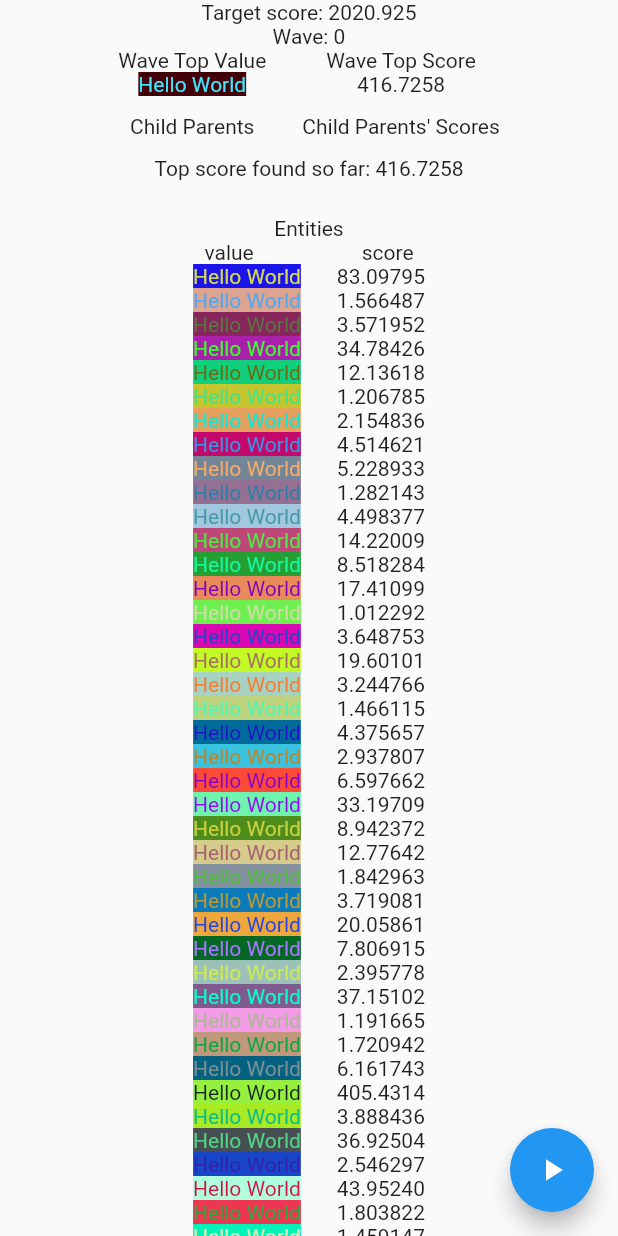
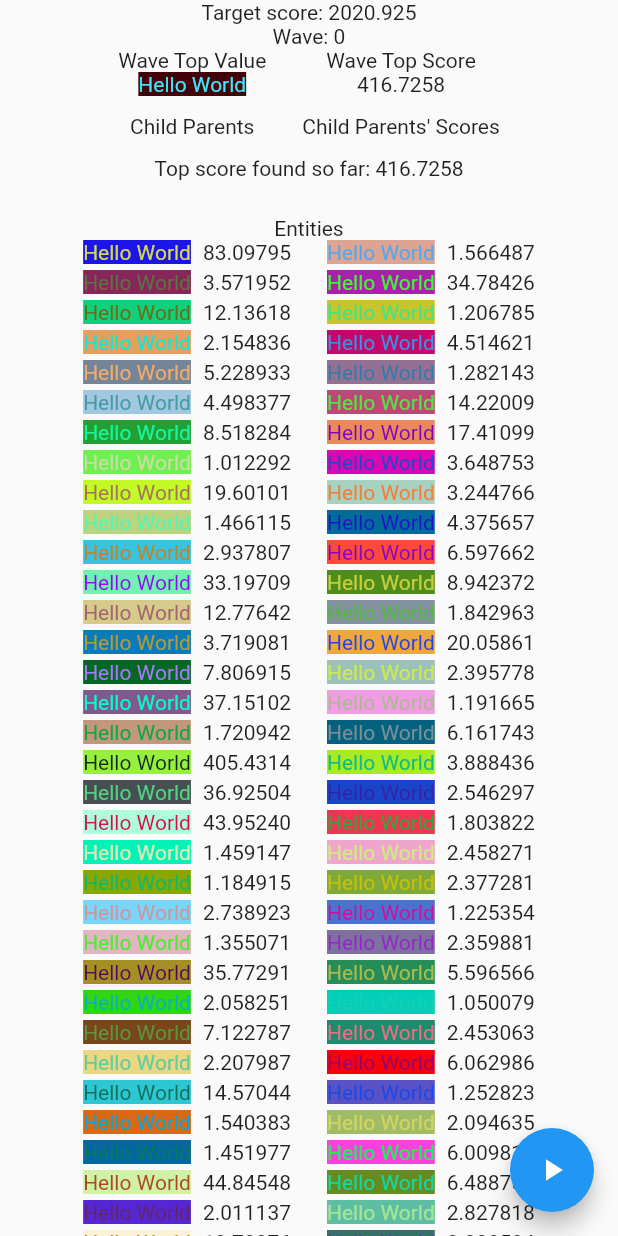
Before and after one commit to dancout/evolutionary_algorithm, a Flutter app: the screen it shows after launch, on a phone screen of 412 x 824 dp. Run offline on Flutter 3.47's test engine with Material 2 defaults, Android fonts, the light colour scheme and no system bars; our stand-ins replace equatable.

Commit message:
Made example wrap entities instead of ListView

```diff
--- a/example/accessibility_example/lib/accessibility_home_page.dart
+++ b/example/accessibility_example/lib/accessibility_home_page.dart
@@ -37,9 +37,6 @@ class _AccessibilityHomePageState extends State<AccessibilityHomePage> {
   static const trackParents = true;
   // We should keep track of which wave a particular gene was mutated.
   static const trackMutatedWaves = true;
-
-  List<Widget> colorBlocksValues = [];
-  List<Widget> colorBlocksScores = [];
 
   @override
   void initState() {
@@ -105,12 +102,19 @@ class _AccessibilityHomePageState extends State<AccessibilityHomePage> {
     // Convert all entities into visual elements
     final entities = generation.population.entities;
 
-    colorBlocksValues = [];
-    colorBlocksScores = [];
+    final entitiesToDisplay = <Widget>[];
 
     for (var entity in entities) {
-      colorBlocksValues.add((convertColorToBlockValue(entity)));
-      colorBlocksScores.add(convertColorToBlockScore(entity));
+      entitiesToDisplay.add(
+        Row(
+          mainAxisSize: MainAxisSize.min,
+          children: [
+            convertColorToBlockValue(entity),
+            const SizedBox(width: 8.0),
+            convertColorToBlockScore(entity),
+          ],
+        ),
+      );
     }
 
     return Scaffold(
@@ -163,30 +167,15 @@ class _AccessibilityHomePageState extends State<AccessibilityHomePage> {
                   'Top score found so far: ${truncatedScore(allTimeTopScore)}'),
             const SizedBox(height: 24),
             const Text('Entities'),
-            const Row(
-              mainAxisAlignment: MainAxisAlignment.center,
-              children: [
-                Text('value'),
-                SizedBox(width: 72),
-                Text('score'),
-              ],
-            ),
-            Flexible(
-              fit: FlexFit.loose,
-              child: ListView(children: [
-                Row(
-                  mainAxisAlignment: MainAxisAlignment.center,
-                  children: [
-                    Column(
-                      children: colorBlocksValues,
-                    ),
-                    const SizedBox(width: 24),
-                    Column(
-                      children: colorBlocksScores,
-                    ),
-                  ],
+            Expanded(
+              child: SingleChildScrollView(
+                child: Wrap(
+                  spacing: 24.0,
+                  runSpacing: 4.0,
+                  direction: Axis.horizontal,
+                  children: entitiesToDisplay,
                 ),
-              ]),
+              ),
             ),
           ],
         ),
```
